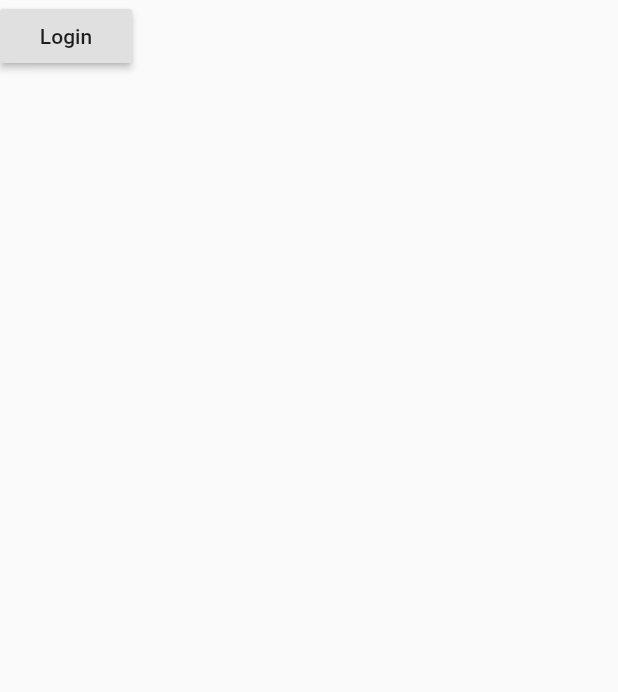
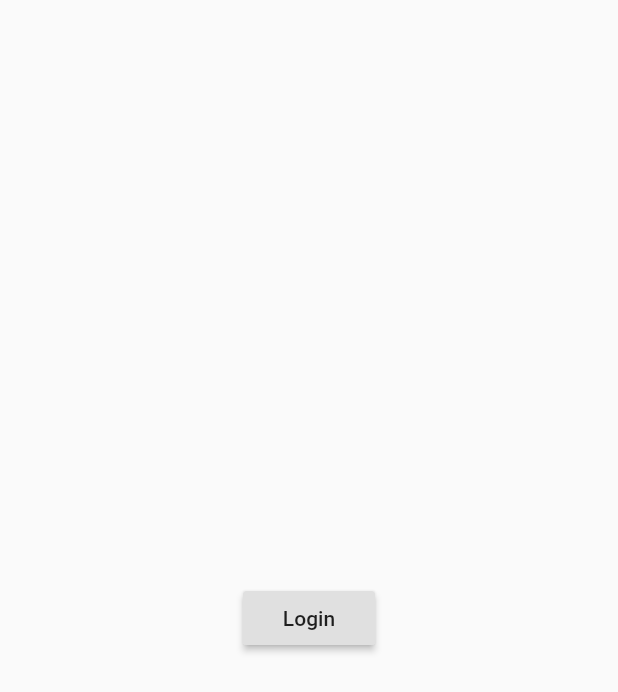
Before and after one commit to 99suyashsoni/messrep_app, a Flutter app: the screen it shows after launch, after a tap on "Login", on a phone screen of 412 x 824 dp. Shown: the top 692 px of the screen. Run offline on Flutter 3.47's test engine with Material 2 defaults, Android fonts, the phone set to English and light mode, and no system bars; our stand-ins replace google_sign_in, shared_preferences, sqflite; accounts and stored records are empty; network calls fail; Roboto replaces fonts that are missing (Quicksand).

Commit message:
Made issues screen

```diff
--- a/lib/issues/issues_screen.dart
+++ b/lib/issues/issues_screen.dart
@@ -1,8 +1,73 @@
+import 'package:flutter/cupertino.dart';
 import 'package:flutter/material.dart';
+import 'package:messrep_app/issues/issue_notifier.dart';
+import 'package:provider/provider.dart';
 
-class IssueScreen extends StatelessWidget{
+class IssueScreen extends StatelessWidget {
+  const IssueScreen({
+    Key key,
+  }) : super(key: key);
+
   @override
   Widget build(BuildContext context) {
-    return null;
+    return Scaffold(
+      backgroundColor: Colors.transparent,
+      body: SafeArea(
+          child: Consumer<IssueNotifier>(
+            // ignore: missing_return
+            builder: (_, issues,__) {
+              final state = issues.state;
+
+              if(state is Loading){
+                return Center(child: CircularProgressIndicator());
+              }
+              if(state is Failure){
+                return Center(child: Text(state.error));
+              }
+              if(state is Success){
+                return ListView.builder(
+                  padding: const EdgeInsets.all(12.0),
+                  itemCount: state.issues.length,
+                  itemBuilder: (context, position) {
+                    return Card(
+                      elevation: 2.0,
+                      shape: RoundedRectangleBorder(
+                        borderRadius: BorderRadius.all(Radius.circular(8.0))
+                      ),
+                      child: Padding(
+                        padding: const EdgeInsets.all(12.0),
+                        child: Column(
+                          crossAxisAlignment: CrossAxisAlignment.center,
+                          mainAxisAlignment: MainAxisAlignment.center,
+                          children: [
+                            Row(
+                              crossAxisAlignment: CrossAxisAlignment.center,
+                              mainAxisAlignment: MainAxisAlignment.center,
+                              children: [
+                                Text(state.issues[position].title),
+                              ],
+                            ),
+                            Row(
+                              crossAxisAlignment: CrossAxisAlignment.center,
+                              mainAxisAlignment: MainAxisAlignment.center,
+                              children: [
+                                RaisedButton(
+                                  child: Text('Close'),
+                                  onPressed: () {
+                                    issues.closeIssue(state.issues[position].id, 'Solved');
+                                  },
+                                ),
+                              ],
+                            ),
+                          ],
+                        ),
+                      ),
+                    );
+                  },
+                );
+              }
+            },
+          )),
+    );
   }
 }
--- a/lib/login/login_screen.dart
+++ b/lib/login/login_screen.dart
@@ -28,7 +28,9 @@ class _LoginState extends State<_Login>{
       return Center(child: CircularProgressIndicator());
     }
 
-    return RaisedButton(
+    return Align(
+      alignment: Alignment.center,
+      child: RaisedButton(
         child: Text('Login'),
         elevation: 2.0,
         onPressed: () async {
@@ -39,14 +41,15 @@ class _LoginState extends State<_Login>{
               _isLoading = true;
             });
             await repo.login(idToken);
-          Navigator.of(context).pop('');
+            Navigator.of(context).pop();
           } on Exception catch (e){
-          //display exception or something
+            print(e.toString());
             setState(() {
               _isLoading = false;
             });
           }
         },
+      ),
     );
   }
 }
```
Lines whose indentation alone changed are shown as unchanged.
